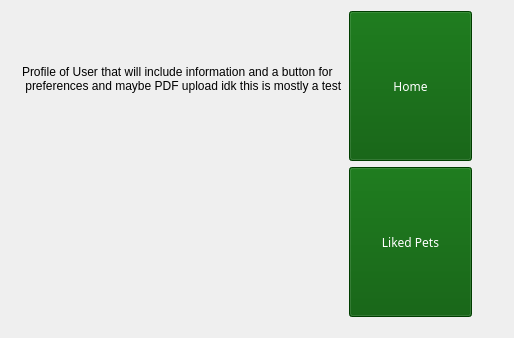
Qt form pet_tinder/gui/profilepage.ui (CS-205-S21/team_1_4) before a commit.
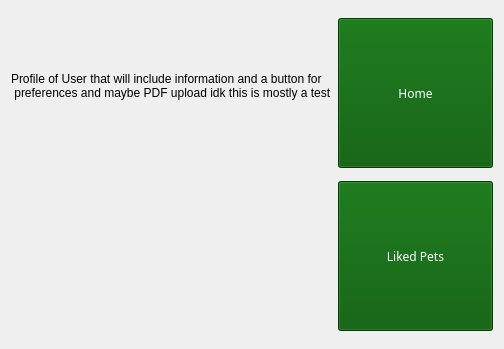
The same form after that commit.

Patch:
```diff
--- a/pet_tinder/gui/profilepage.ui
+++ b/pet_tinder/gui/profilepage.ui
@@ -6,32 +6,19 @@
    <rect>
     <x>0</x>
     <y>0</y>
-    <width>514</width>
-    <height>338</height>
+    <width>504</width>
+    <height>349</height>
    </rect>
   </property>
   <property name="windowTitle">
    <string>Form</string>
   </property>
-  <widget class="QWidget" name="">
-   <property name="geometry">
-    <rect>
-     <x>22</x>
-     <y>11</y>
-     <width>450</width>
-     <height>308</height>
-    </rect>
-   </property>
+  <property name="autoFillBackground">
+   <bool>false</bool>
+  </property>
+  <layout class="QHBoxLayout" name="horizontalLayout">
+   <item>
    <layout class="QGridLayout" name="gridLayout">
-    <item row="0" column="0">
-     <widget class="QLabel" name="label">
-      <property name="text">
-       <string>Profile of User that will include information and a button for 
- preferences and maybe PDF upload idk this is mostly a test
-</string>
-      </property>
-     </widget>
-    </item>
     <item row="0" column="1">
      <widget class="QPushButton" name="homeButton">
       <property name="minimumSize">
@@ -898,8 +885,18 @@
       </property>
      </widget>
     </item>
-   </layout>
-  </widget>
+     <item row="0" column="0">
+      <widget class="QLabel" name="label">
+       <property name="text">
+        <string>Profile of User that will include information and a button for 
+ preferences and maybe PDF upload idk this is mostly a test
+</string>
+       </property>
+      </widget>
+     </item>
+    </layout>
+   </item>
+  </layout>
  </widget>
  <resources/>
  <connections/>
```
Lines whose indentation alone changed are shown as unchanged.
